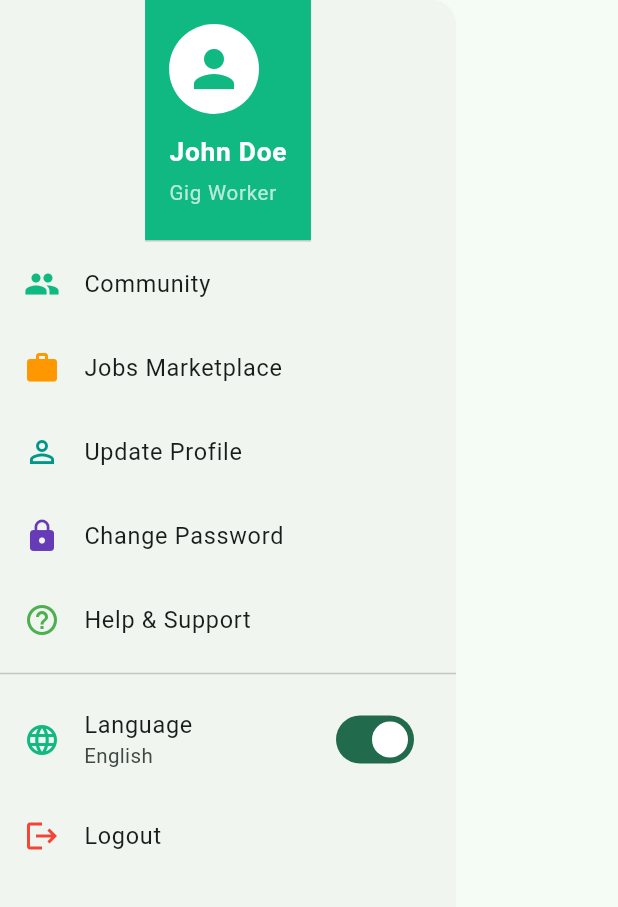
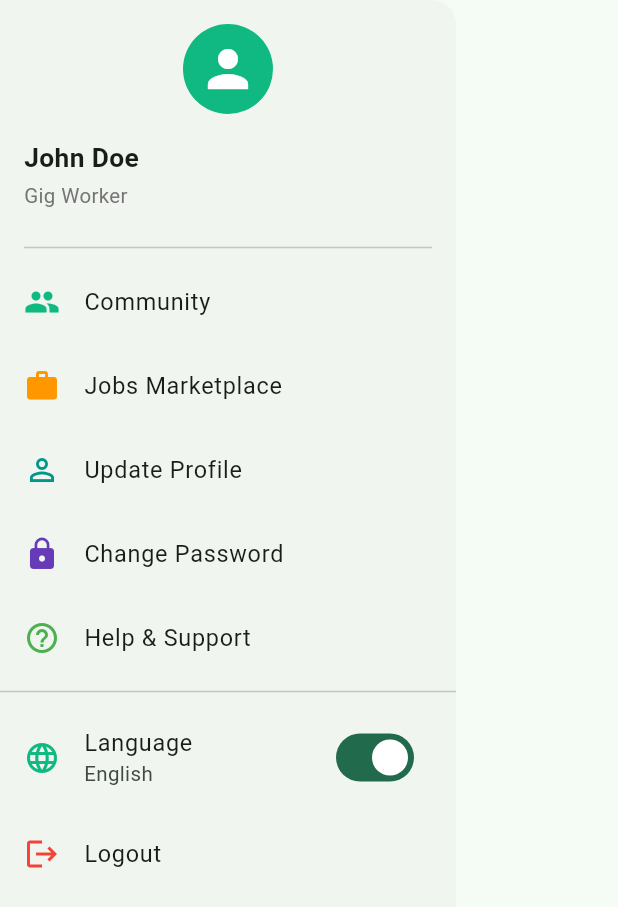
Before and after one commit to Veranzi/Jasho, a Flutter app: the ProfileDrawer widget shown alone on an empty page, opened directly, on a phone screen of 412 x 824 dp. Shown: the top 907 px of the screen. Run offline on Flutter 3.47's test engine with Material 3 defaults, Android fonts, the phone set to English and light mode, and no system bars; our stand-ins replace fl_chart, flutter_screenutil, intl_phone_field, printing, responsive_framework, shared_preferences; accounts and stored records are empty.

Commit message:
Refactor profile drawer layout for better separation
Co-authored-by: leparitours <leparitours@gmail.com>

```diff
--- a/jashoo/lib/screens/dashboard/profile_drawer.dart
+++ b/jashoo/lib/screens/dashboard/profile_drawer.dart
@@ -16,25 +16,25 @@ class ProfileDrawer extends StatelessWidget {
         child: SingleChildScrollView( // ✅ prevents vertical overflow
           child: Column(
             children: [
-              DrawerHeader(
-                margin: EdgeInsets.zero,
+              // Profile image - separate from header
+              Container(
                 padding: const EdgeInsets.all(16),
-                decoration: const BoxDecoration(color: Color(0xFF10B981)),
+                child: const CircleAvatar(
+                  radius: 30,
+                  backgroundColor: Color(0xFF10B981),
+                  child: Icon(Icons.person, size: 40, color: Colors.white),
+                ),
+              ),
+
+              // Name and work info - separate from image
+              Padding(
+                padding: const EdgeInsets.symmetric(horizontal: 16),
                 child: Column(
                   crossAxisAlignment: CrossAxisAlignment.start,
                   children: [
-                    // Profile image at the top
-                    const CircleAvatar(
-                      radius: 30,
-                      backgroundColor: Colors.white,
-                      child: Icon(Icons.person, size: 40, color: Color(0xFF10B981)),
-                    ),
-                    const SizedBox(height: 12),
-                    // Name and work info below the image, left-aligned
                     Text(
                       "John Doe",
                       style: TextStyle(
-                        color: Colors.white,
                         fontSize: 18.sp,
                         fontWeight: FontWeight.bold,
                         overflow: TextOverflow.ellipsis,
@@ -45,12 +45,14 @@ class ProfileDrawer extends StatelessWidget {
                     Text(
                       "Gig Worker",
                       style: TextStyle(
-                        color: Colors.white70,
+                        color: Colors.grey[600],
                         fontSize: 14.sp,
                         overflow: TextOverflow.ellipsis,
                       ),
                       maxLines: 1,
                     ),
+                    const SizedBox(height: 16),
+                    const Divider(),
                   ],
                 ),
               ),
```
